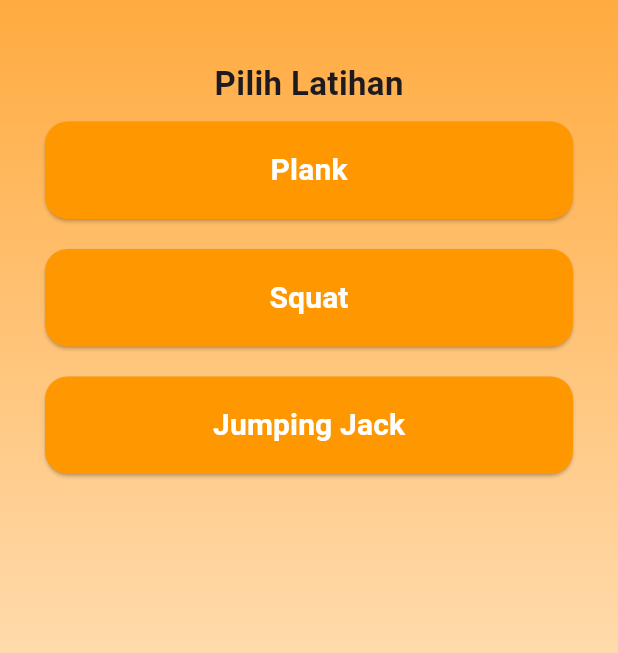
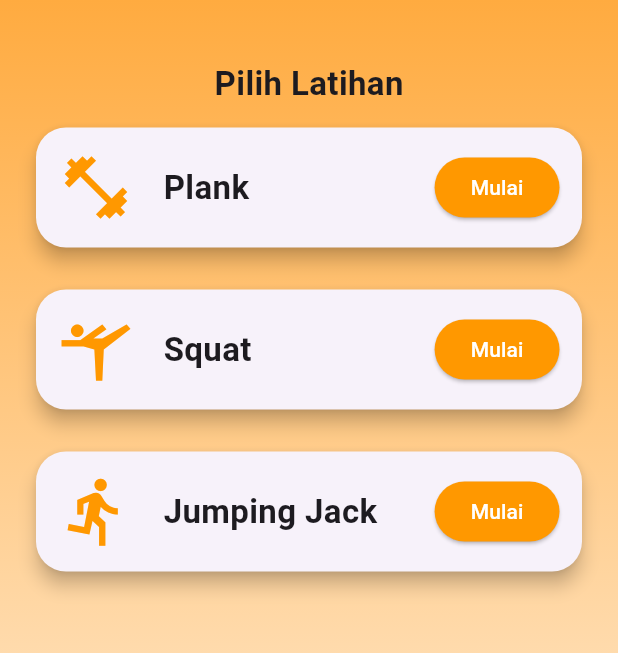
Before and after one commit to kurotulaini17/GiatGym, a Flutter app: the screen it shows after launch, on a phone screen of 412 x 824 dp, the part 84-737 px from its top. Run offline on Flutter 3.47's test engine with Material 3 defaults, Android fonts, the phone set to English and light mode, and no system bars.

Commit message:
upgrade tampilan home page dengan card latihan

```diff
--- a/lib/main.dart
+++ b/lib/main.dart
@@ -20,18 +20,35 @@ class GiatGymApp extends StatelessWidget {
 class HomePage extends StatelessWidget {
   const HomePage({super.key});
 
-  Widget tombol(BuildContext context, String nama) {
+  Widget tombol(BuildContext context, String nama, IconData icon) {
     return Container(
-      margin: const EdgeInsets.all(10),
-      width: double.infinity,
-      child: ElevatedButton(
-        style: ElevatedButton.styleFrom(
-          backgroundColor: Colors.orange,
-          padding: const EdgeInsets.symmetric(vertical: 18),
-          shape: RoundedRectangleBorder(
-            borderRadius: BorderRadius.circular(15),
+      margin: const EdgeInsets.symmetric(vertical: 10),
+
+      child: Card(
+        elevation: 5,
+        shape: RoundedRectangleBorder(borderRadius: BorderRadius.circular(20)),
+        child: Padding(
+          padding: const EdgeInsets.all(15),
+
+          child: Row(
+            children: [
+              Icon(icon, size: 50, color: Colors.orange),
+
+              const SizedBox(width: 20),
+
+              Expanded(
+                child: Text(
+                  nama,
+                  style: const TextStyle(
+                    fontSize: 22,
+                    fontWeight: FontWeight.bold,
                   ),
                 ),
+              ),
+
+              ElevatedButton(
+                style: ElevatedButton.styleFrom(backgroundColor: Colors.orange),
+
                 onPressed: () {
                   Navigator.push(
                     context,
@@ -47,12 +64,13 @@ class HomePage extends StatelessWidget {
                     ),
                   );
                 },
-        child: Text(
-          nama,
-          style: const TextStyle(
-            fontSize: 20,
-            color: Colors.white,
-            fontWeight: FontWeight.bold,
+
+                child: const Text(
+                  "Mulai",
+                  style: TextStyle(color: Colors.white),
+                ),
+              ),
+            ],
           ),
         ),
       ),
@@ -87,9 +105,9 @@ class HomePage extends StatelessWidget {
               "Pilih Latihan",
               style: TextStyle(fontSize: 22, fontWeight: FontWeight.bold),
             ),
-            tombol(context, "Plank"),
-            tombol(context, "Squat"),
-            tombol(context, "Jumping Jack"),
+            tombol(context, "Plank", Icons.fitness_center),
+            tombol(context, "Squat", Icons.sports_gymnastics),
+            tombol(context, "Jumping Jack", Icons.directions_run),
           ],
         ),
       ),
```
Lines whose indentation alone changed are shown as unchanged.
